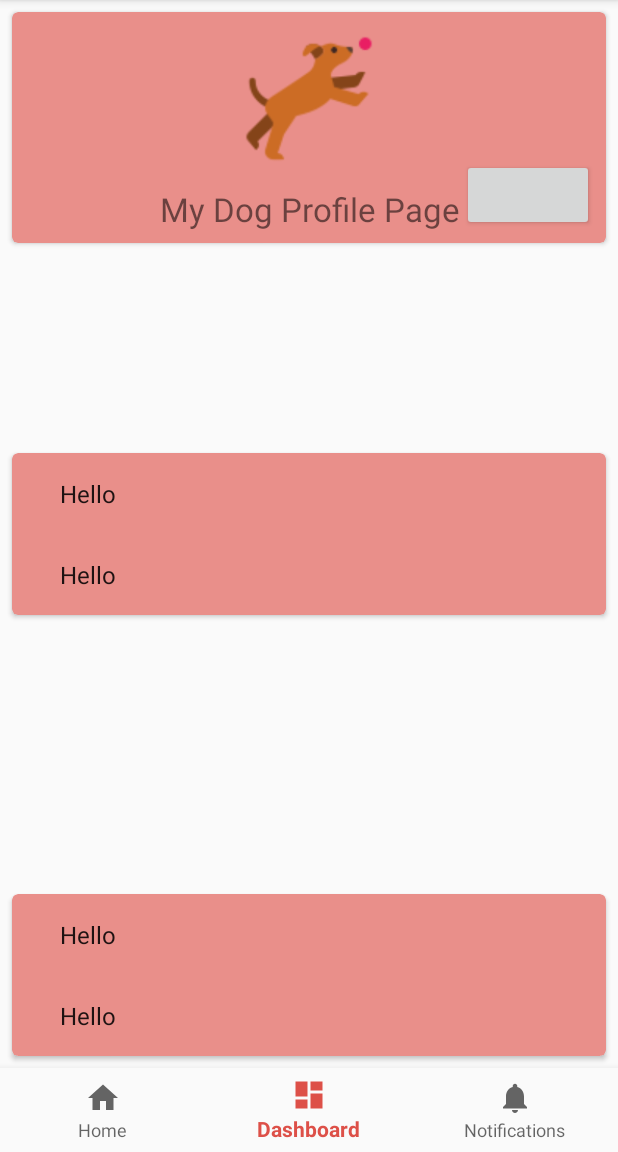
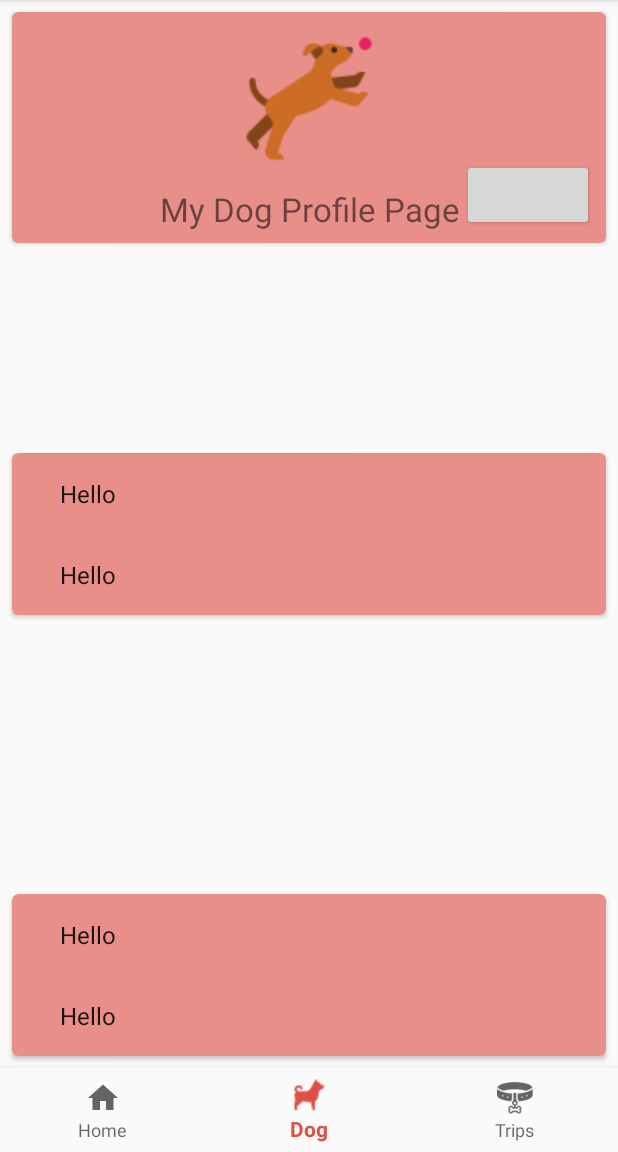
Before and after one commit to dornelas4/HappyPaw, an Android app: the screen it shows after launch (HomeActivity), item 2 of the bottom bar chosen, on a phone screen of 412 x 824 dp, the part 84-1236 px from its top. Run offline under Robolectric (Android 15) with nearby library versions, the phone set to English and light mode, and no system bars; libraries missing offline, so code that uses them is left out: com.github.lzyzsd.circleprogress, com.squareup.okhttp; 9 statements that could not run were skipped.

Commit message:
changed bottom navigation text and icons

```diff
--- a/app/src/main/res/menu/navigation.xml
+++ b/app/src/main/res/menu/navigation.xml
@@ -8,12 +8,12 @@
 
     <item
         android:id="@+id/navigation_dashboard"
-        android:icon="@drawable/ic_dashboard_black_24dp"
-        android:title="@string/title_dashboard" />
+        android:icon="@drawable/ic_dog_black_30dp"
+        android:title="@string/title_dog" />
 
     <item
         android:id="@+id/navigation_notifications"
-        android:icon="@drawable/ic_notifications_black_24dp"
-        android:title="@string/title_notifications" />
+        android:icon="@drawable/ic_collar_black_50dp"
+        android:title="@string/title_trip" />
 
 </menu>
--- a/app/src/main/res/values/strings.xml
+++ b/app/src/main/res/values/strings.xml
@@ -3,8 +3,8 @@
     <string name="action_settings">Settings</string>
     <string name="title_activity_home">Home</string>
     <string name="title_home">Home</string>
-    <string name="title_dashboard">Dashboard</string>
-    <string name="title_notifications">Notifications</string>
+    <string name="title_dog">Dog</string>
+    <string name="title_trip">Trips</string>
 
     <!-- TODO: Remove or change this placeholder text -->
     <string name="hello_blank_fragment">Hello blank fragment</string>
```
Also changed, not shown: app/src/main/res/drawable/ic_collar_black_50dp.png (added), app/src/main/res/drawable/ic_dog_black_30dp.png (added).
